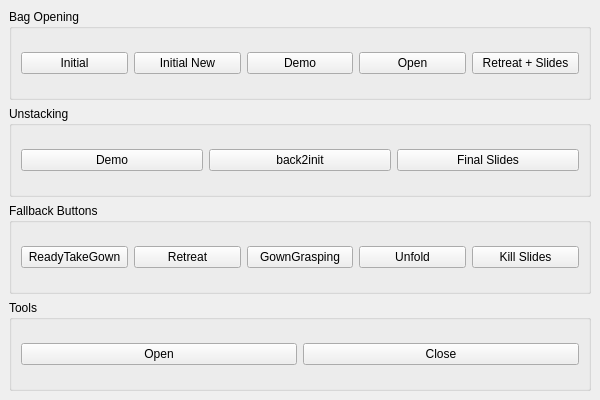
This is softenable_display/resource/main_window.ui in llach/softenable-ui as Qt 5 draws it before an edit. The edited form follows.
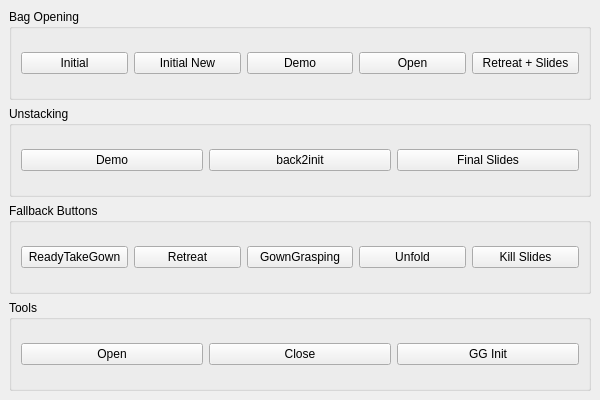
This is the edited form.

```diff
--- a/softenable_display/resource/main_window.ui
+++ b/softenable_display/resource/main_window.ui
@@ -71,6 +71,7 @@
       <layout class="QHBoxLayout" name="horizontalLayout4">
        <item><widget class="QPushButton" name="btnToolsOpen"><property name="text"><string>Open</string></property></widget></item>
        <item><widget class="QPushButton" name="btnToolsClose"><property name="text"><string>Close</string></property></widget></item>
+       <item><widget class="QPushButton" name="btnGGInitial"><property name="text"><string>GG Init</string></property></widget></item>
       </layout>
      </widget>
     </item>
```
